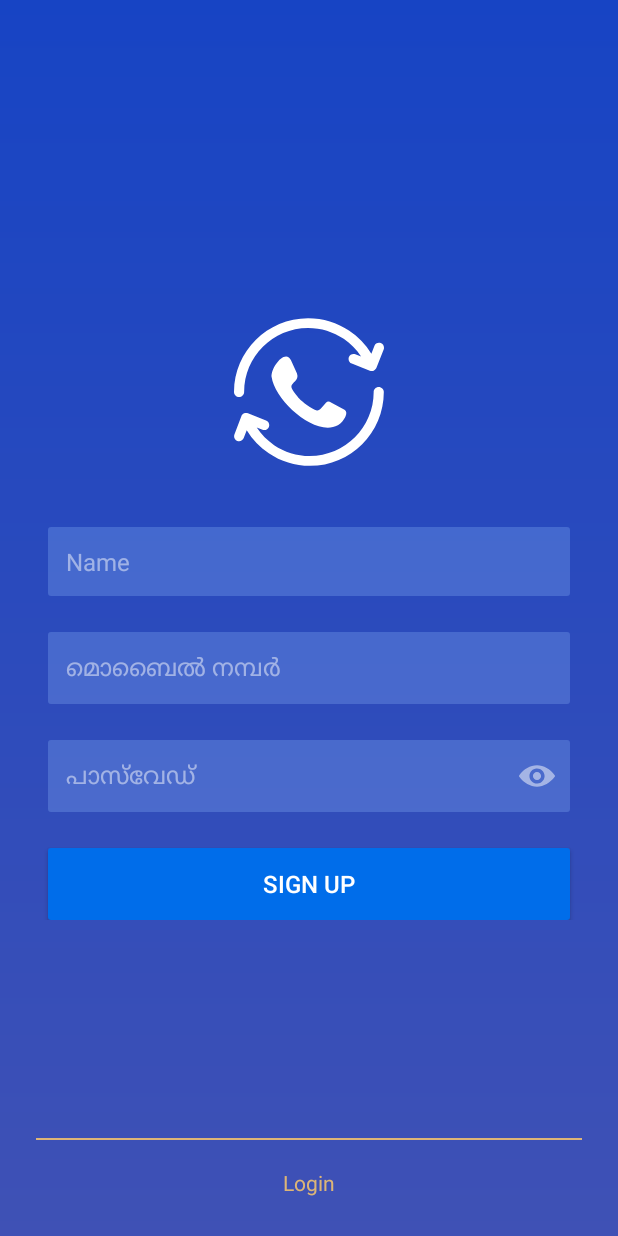
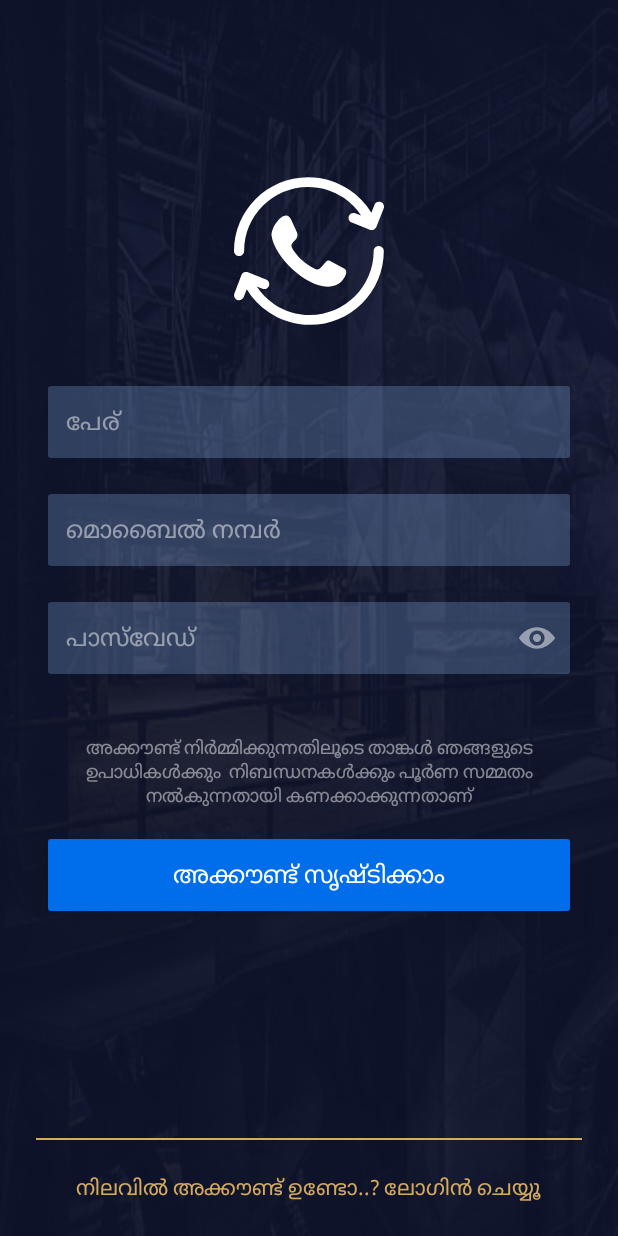
Before and after one commit to ArunAjayan008/HRFUO, an Android app: the screen it shows after launch (SignUp_Activity), on a phone screen of 412 x 824 dp. Run offline under Robolectric (Android 15) with nearby library versions, the phone set to English and light mode, and no system bars; our stand-ins replace RxJava.

Commit message:
Latest version

```diff
--- a/app/src/main/java/com/polymorfuz/hrfuo/SignUp_Activity.java
+++ b/app/src/main/java/com/polymorfuz/hrfuo/SignUp_Activity.java
@@ -8,6 +8,7 @@ import android.text.TextUtils;
 import android.view.View;
 import android.widget.Button;
 import android.widget.EditText;
+import android.widget.LinearLayout;
 import android.widget.TextView;
 import android.widget.Toast;
 
@@ -22,7 +23,7 @@ import retrofit2.Retrofit;
 
 public class SignUp_Activity extends AppCompatActivity {
     EditText name, mobno, password;
-    TextView login;
+    LinearLayout login;
     Button signup;
     CompositeDisposable compositeDisposable = new CompositeDisposable();
     IMyService iservice;
@@ -39,7 +40,7 @@ public class SignUp_Activity extends AppCompatActivity {
         setContentView(R.layout.activity_sign_up);
         Retrofit retrofitclient = RetrofitClient.getInstance();
         iservice=retrofitclient.create(IMyService.class);
-        name = findViewById(R.id.name);
+        name = findViewById(R.id.username);
         mobno = findViewById(R.id.mobno);
         password = findViewById(R.id.password);
         login = findViewById(R.id.login);
--- a/app/src/main/res/layout/activity_leave.xml
+++ b/app/src/main/res/layout/activity_leave.xml
@@ -6,6 +6,7 @@
     android:layout_height="match_parent"
     tools:context=".LeaveActivity">
     <include layout="@layout/appbar"/>
+
     <RelativeLayout
         android:layout_width="0dp"
         android:layout_height="0dp"
--- a/app/src/main/res/layout/activity_sign_up.xml
+++ b/app/src/main/res/layout/activity_sign_up.xml
@@ -4,10 +4,20 @@
     xmlns:tools="http://schemas.android.com/tools"
     android:layout_width="match_parent"
     android:layout_height="match_parent"
-    android:background="@drawable/gradient"
-    tools:context=".Login_Activity">
+    android:background="@drawable/fbg"
+    tools:context=".SignUp_Activity">
+
+    <ImageView
+        android:id="@+id/imageView"
+        android:layout_width="100dp"
+        android:layout_height="100dp"
+        android:src="@drawable/ic_support"
+        app:layout_constraintBottom_toTopOf="@+id/constlay"
+        app:layout_constraintEnd_toEndOf="parent"
+        app:layout_constraintStart_toStartOf="parent" />
 
     <androidx.constraintlayout.widget.ConstraintLayout
+        android:id="@+id/constlay"
         android:layout_width="0dp"
         android:layout_height="wrap_content"
         app:layout_constraintBottom_toBottomOf="parent"
@@ -30,7 +40,7 @@
             app:layout_constraintGuide_end="8dp" />
 
         <EditText
-            android:id="@+id/name"
+            android:id="@+id/username"
             android:layout_width="0dp"
             android:layout_height="wrap_content"
             android:layout_marginStart="24dp"
@@ -38,7 +48,7 @@
             android:layout_marginEnd="24dp"
             android:background="@drawable/textbg"
             android:ems="10"
-            android:hint="Name"
+            android:hint="പേര്"
             android:inputType="textPersonName"
             android:padding="12dp"
             android:textColor="@color/colorBrightWhite"
@@ -46,7 +56,8 @@
             android:textSize="16sp"
             app:layout_constraintEnd_toStartOf="@+id/guideline2"
             app:layout_constraintStart_toStartOf="@+id/guideline"
-            app:layout_constraintTop_toBottomOf="@+id/imageView" />
+            app:layout_constraintTop_toTopOf="parent" />
+
 
         <EditText
             android:id="@+id/mobno"
@@ -58,15 +69,16 @@
             android:background="@drawable/textbg"
             android:ems="10"
             android:hint="@string/mob_no_logA"
-            android:inputType="textPersonName"
+            android:inputType="textPassword"
             android:padding="12dp"
             android:textColor="@color/colorBrightWhite"
             android:textColorHint="@color/colorDimWhiten"
             android:textSize="16sp"
+            android:typeface="normal"
             app:layout_constraintEnd_toStartOf="@+id/guideline2"
+            app:layout_constraintHorizontal_bias="0.0"
             app:layout_constraintStart_toStartOf="@+id/guideline"
-            app:layout_constraintTop_toBottomOf="@+id/name" />
-
+            app:layout_constraintTop_toBottomOf="@+id/username" />
 
         <EditText
             android:id="@+id/password"
@@ -89,39 +101,48 @@
             app:layout_constraintStart_toStartOf="@+id/guideline"
             app:layout_constraintTop_toBottomOf="@+id/mobno" />
 
-
-        <ImageView
-            android:id="@+id/imageView"
-            android:layout_width="100dp"
-            android:layout_height="100dp"
-            android:src="@drawable/ic_support"
+        <TextView
+            android:id="@+id/terms"
+            android:layout_width="0dp"
+            android:layout_height="wrap_content"
+            android:layout_marginStart="8dp"
+            android:layout_marginTop="32dp"
+            android:layout_marginEnd="8dp"
+            android:clickable="true"
+            android:focusable="true"
+            android:gravity="center"
+            android:padding="8dp"
+            android:text="അക്കൗണ്ട് നിർമ്മിക്കുന്നതിലൂടെ താങ്കൾ ഞങ്ങളുടെ ഉപാധികൾക്കും  നിബന്ധനകൾക്കും പൂർണ സമ്മതം നൽകുന്നതായി കണക്കാക്കുന്നതാണ്"
+            android:textAlignment="gravity"
+            android:textColor="@color/colorDimWhiten"
+            android:textSize="12sp"
             app:layout_constraintEnd_toStartOf="@+id/guideline2"
             app:layout_constraintStart_toStartOf="@+id/guideline"
-            app:layout_constraintTop_toTopOf="parent" />
+            app:layout_constraintTop_toBottomOf="@+id/password" />
 
         <Button
             android:id="@+id/btn_sign_up"
             android:layout_width="0dp"
             android:layout_height="wrap_content"
             android:layout_marginStart="24dp"
-            android:layout_marginTop="24dp"
+            android:layout_marginTop="12dp"
             android:layout_marginEnd="24dp"
             android:background="@drawable/btnbg"
             android:padding="0dp"
-            android:text="Sign Up"
+            android:text="അക്കൗണ്ട് സൃഷ്ടിക്കാം"
             android:textColor="@color/colorWhite"
             android:textSize="16sp"
             app:layout_constraintEnd_toStartOf="@+id/guideline2"
             app:layout_constraintStart_toStartOf="@+id/guideline"
-            app:layout_constraintTop_toBottomOf="@+id/password" />
+            app:layout_constraintTop_toBottomOf="@+id/terms" />
 
 
         <ImageView
             android:id="@+id/paswdicon"
-            android:layout_width="wrap_content"
+            android:layout_width="0dp"
             android:layout_height="wrap_content"
-            android:layout_marginEnd="10dp"
             android:clickable="true"
+            android:padding="10dp"
             app:layout_constraintBottom_toBottomOf="@+id/password"
             app:layout_constraintEnd_toEndOf="@+id/password"
             app:layout_constraintTop_toTopOf="@+id/password"
@@ -140,20 +161,24 @@
         app:layout_constraintEnd_toEndOf="parent"
         app:layout_constraintStart_toStartOf="parent" />
 
-    <TextView
+    <LinearLayout
         android:id="@+id/login"
-        android:layout_width="wrap_content"
+        android:layout_width="0dp"
         android:layout_height="wrap_content"
-        android:layout_marginStart="8dp"
-        android:layout_marginTop="8dp"
-        android:layout_marginEnd="8dp"
-        android:layout_marginBottom="16dp"
+        android:background="?android:attr/selectableItemBackground"
         android:clickable="true"
-        android:text="Login"
-        android:textColor="@color/text_color"
+        android:focusable="true"
+        android:gravity="center"
+        android:padding="15dp"
         app:layout_constraintBottom_toBottomOf="parent"
         app:layout_constraintEnd_toEndOf="parent"
         app:layout_constraintStart_toStartOf="parent"
-        app:layout_constraintTop_toBottomOf="@+id/view" />
+        app:layout_constraintTop_toBottomOf="@+id/view">
 
+        <TextView
+            android:layout_width="wrap_content"
+            android:layout_height="wrap_content"
+            android:text="നിലവിൽ അക്കൗണ്ട് ഉണ്ടോ..? ലോഗിൻ ചെയ്യൂ"
+            android:textColor="@color/text_color" />
+    </LinearLayout>
 </androidx.constraintlayout.widget.ConstraintLayout>
--- a/app/src/main/res/values/colors.xml
+++ b/app/src/main/res/values/colors.xml
@@ -15,4 +15,5 @@
     <color name="colorSatin">#d2ffcb6a</color>
     <color name="colorBrightWhite">#ffffff</color>
     <color name="colorFadeBlue">#1744C4</color>
+    <color name="colorTransparent">#D3000000</color>
 </resources>
```
Also changed, not shown: app/src/main/res/layout/activity_login.xml (+32 -27 lines), app/src/main/res/drawable/bg.jpg (added), app/src/main/res/drawable/fbg.jpg (added).
